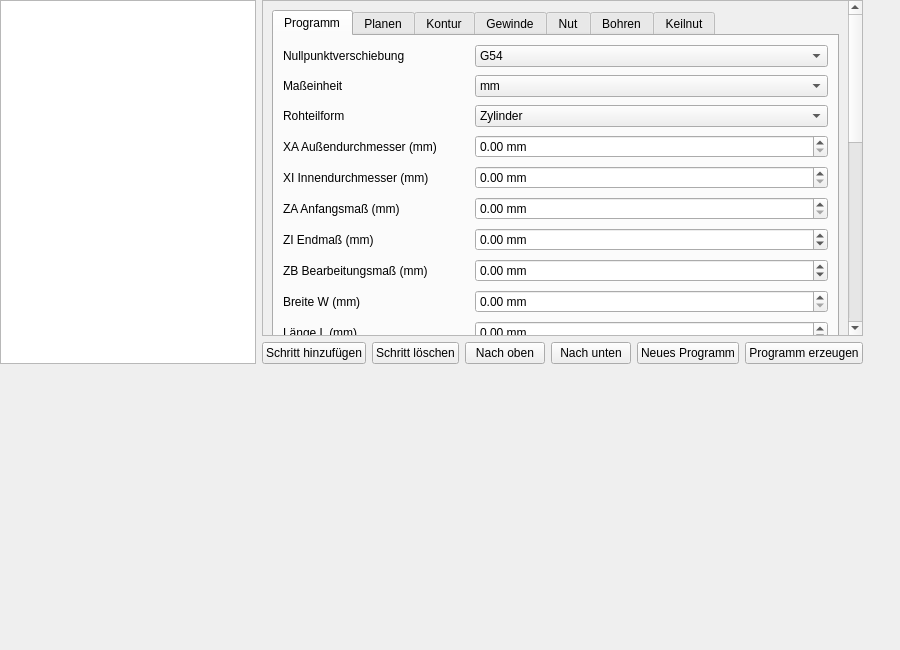
Old version of the form lathe_easystep.ui in the repository peter-pan08/LatheEasyStep.
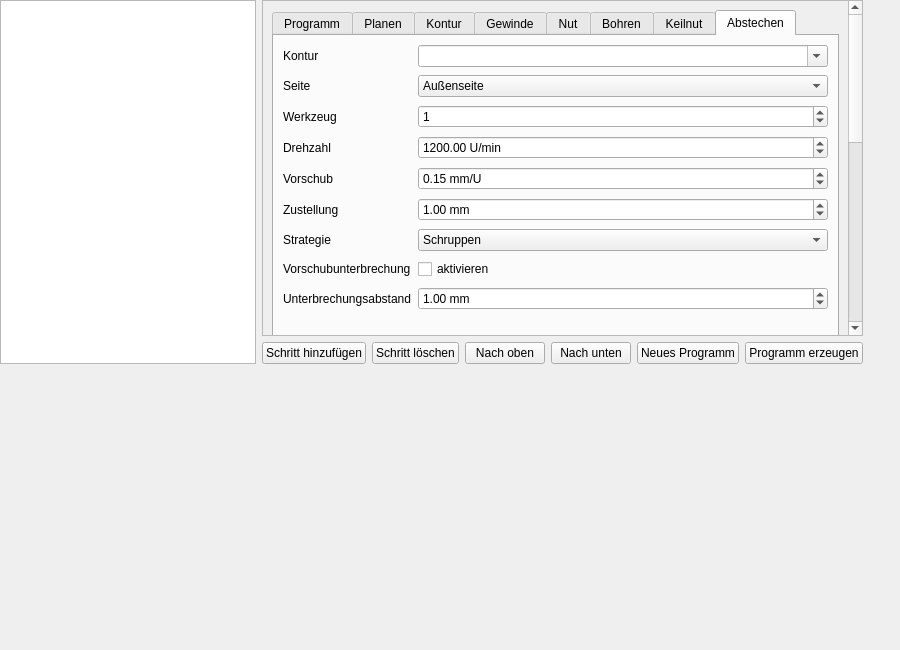
New version of the form. The open tabs and pages were chosen to show the change. Custom widgets are drawn as their Qt base class.

Commit message: Füge Abstech-Reiter mit Konturauswahl hinzu

```diff
--- a/lathe_easystep.ui
+++ b/lathe_easystep.ui
@@ -1732,9 +1732,186 @@
             </widget>
            </item>
           </layout>
-         </widget>
-        </widget>
-       </item>
+           </widget>
+          <widget class="QWidget" name="tabParting">
+           <attribute name="title">
+            <string>Abstechen</string>
+           </attribute>
+           <layout class="QFormLayout" name="formLayoutParting">
+            <property name="verticalSpacing">
+             <number>8</number>
+            </property>
+            <item row="0" column="0">
+             <widget class="QLabel" name="label_parting_contour">
+              <property name="text">
+               <string>Kontur</string>
+              </property>
+             </widget>
+            </item>
+            <item row="0" column="1">
+             <widget class="QComboBox" name="parting_contour">
+              <property name="editable">
+               <bool>true</bool>
+              </property>
+             </widget>
+            </item>
+            <item row="1" column="0">
+             <widget class="QLabel" name="label_parting_side">
+              <property name="text">
+               <string>Seite</string>
+              </property>
+             </widget>
+            </item>
+            <item row="1" column="1">
+             <widget class="QComboBox" name="parting_side">
+              <item>
+               <property name="text">
+                <string>Außenseite</string>
+               </property>
+              </item>
+              <item>
+               <property name="text">
+                <string>Innenseite</string>
+               </property>
+              </item>
+             </widget>
+            </item>
+            <item row="2" column="0">
+             <widget class="QLabel" name="label_parting_tool">
+              <property name="text">
+               <string>Werkzeug</string>
+              </property>
+             </widget>
+            </item>
+            <item row="2" column="1">
+             <widget class="QSpinBox" name="parting_tool">
+              <property name="maximum">
+               <number>999</number>
+              </property>
+              <property name="value">
+               <number>1</number>
+              </property>
+             </widget>
+            </item>
+            <item row="3" column="0">
+             <widget class="QLabel" name="label_parting_spindle">
+              <property name="text">
+               <string>Drehzahl</string>
+              </property>
+             </widget>
+            </item>
+            <item row="3" column="1">
+             <widget class="QDoubleSpinBox" name="parting_spindle">
+              <property name="suffix">
+               <string> U/min</string>
+              </property>
+              <property name="maximum">
+               <double>30000.000000000000000</double>
+              </property>
+              <property name="value">
+               <double>1200.000000000000000</double>
+              </property>
+             </widget>
+            </item>
+            <item row="4" column="0">
+             <widget class="QLabel" name="label_parting_feed">
+              <property name="text">
+               <string>Vorschub</string>
+              </property>
+             </widget>
+            </item>
+            <item row="4" column="1">
+             <widget class="QDoubleSpinBox" name="parting_feed">
+              <property name="suffix">
+               <string> mm/U</string>
+              </property>
+              <property name="maximum">
+               <double>1000.000000000000000</double>
+              </property>
+              <property name="value">
+               <double>0.150000000000000</double>
+              </property>
+             </widget>
+            </item>
+            <item row="5" column="0">
+             <widget class="QLabel" name="label_parting_depth">
+              <property name="text">
+               <string>Zustellung</string>
+              </property>
+             </widget>
+            </item>
+            <item row="5" column="1">
+             <widget class="QDoubleSpinBox" name="parting_depth_per_pass">
+              <property name="suffix">
+               <string> mm</string>
+              </property>
+              <property name="maximum">
+               <double>1000.000000000000000</double>
+              </property>
+              <property name="value">
+               <double>1.000000000000000</double>
+              </property>
+             </widget>
+            </item>
+            <item row="6" column="0">
+             <widget class="QLabel" name="label_parting_mode">
+              <property name="text">
+               <string>Strategie</string>
+              </property>
+             </widget>
+            </item>
+            <item row="6" column="1">
+             <widget class="QComboBox" name="parting_mode">
+              <item>
+               <property name="text">
+                <string>Schruppen</string>
+               </property>
+              </item>
+              <item>
+               <property name="text">
+                <string>Schlichten</string>
+               </property>
+              </item>
+             </widget>
+            </item>
+            <item row="7" column="0">
+             <widget class="QLabel" name="label_parting_pause">
+              <property name="text">
+               <string>Vorschubunterbrechung</string>
+              </property>
+             </widget>
+            </item>
+            <item row="7" column="1">
+             <widget class="QCheckBox" name="parting_pause_enabled">
+              <property name="text">
+               <string>aktivieren</string>
+              </property>
+             </widget>
+            </item>
+            <item row="8" column="0">
+             <widget class="QLabel" name="label_parting_pause_distance">
+              <property name="text">
+               <string>Unterbrechungsabstand</string>
+              </property>
+             </widget>
+            </item>
+            <item row="8" column="1">
+             <widget class="QDoubleSpinBox" name="parting_pause_distance">
+              <property name="suffix">
+               <string> mm</string>
+              </property>
+              <property name="maximum">
+               <double>1000.000000000000000</double>
+              </property>
+              <property name="value">
+               <double>1.000000000000000</double>
+              </property>
+             </widget>
+            </item>
+           </layout>
+          </widget>
+          </widget>
+         </item>
        <item>
         <widget class="LathePreviewWidget" name="previewWidget">
          <property name="sizePolicy">
```
The commit also changes 1 other file.
